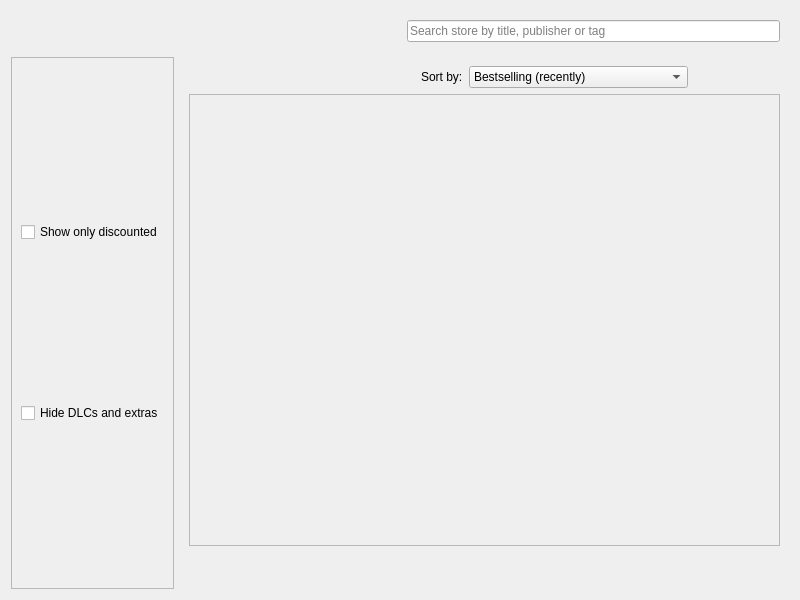
Before: the Qt Designer form pages/allgamespage.ui in pamugk/nebulae-qt, drawn with Qt 5.
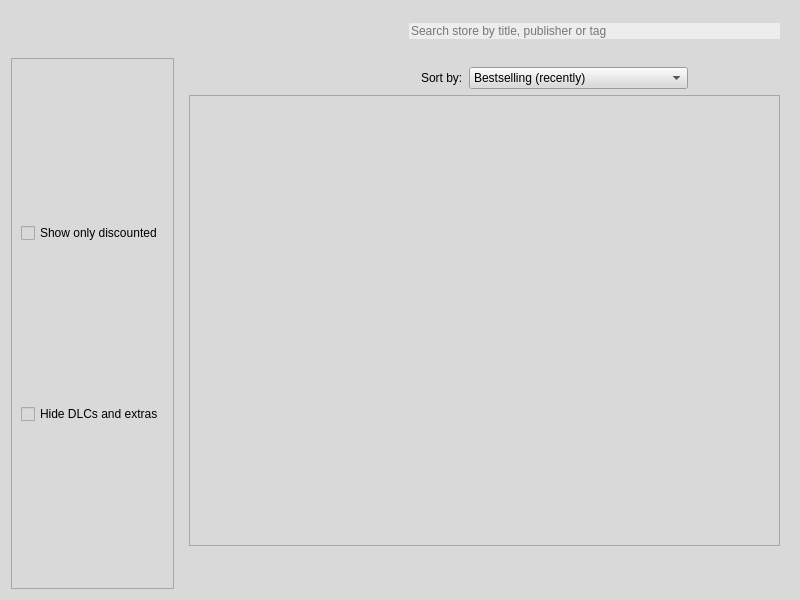
After: the same form once the commit is applied. The open tabs and pages were chosen to show the change. Icons and pictures are not drawn.

Patch:
```diff
--- a/pages/allgamespage.ui
+++ b/pages/allgamespage.ui
@@ -13,6 +13,9 @@
   <property name="windowTitle">
    <string>Form</string>
   </property>
+  <property name="styleSheet">
+   <string notr="true">background-color: rgb(217, 217, 217);</string>
+  </property>
   <layout class="QGridLayout" name="gridLayout">
    <item row="1" column="0" rowspan="2">
     <widget class="QScrollArea" name="filtersScrollArea">
@@ -34,7 +37,7 @@
         <x>0</x>
         <y>0</y>
         <width>171</width>
-        <height>531</height>
+        <height>536</height>
        </rect>
       </property>
       <layout class="QVBoxLayout" name="filtersScrollAreaLayout">
@@ -227,8 +230,8 @@
            <rect>
             <x>0</x>
             <y>0</y>
-            <width>583</width>
-            <height>447</height>
+            <width>98</width>
+            <height>28</height>
            </rect>
           </property>
           <layout class="QVBoxLayout" name="resultsScrollAreaLayout">
@@ -399,6 +402,11 @@
      <layout class="QHBoxLayout" name="headerLayout">
       <item>
        <widget class="QLabel" name="totalLabel">
+        <property name="font">
+         <font>
+          <pointsize>15</pointsize>
+         </font>
+        </property>
         <property name="text">
          <string notr="true"/>
         </property>
@@ -419,6 +427,9 @@
       </item>
       <item>
        <widget class="QLineEdit" name="lineEdit">
+        <property name="styleSheet">
+         <string notr="true">background-color: rgb(237, 237, 237); border-radius: 20px;</string>
+        </property>
         <property name="placeholderText">
          <string>Search store by title, publisher or tag</string>
         </property>
```
